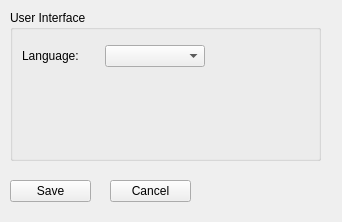
The window that src/Widgets/settings.ui (Open-Transactions/Moneychanger) describes before a commit, drawn with Qt 5.
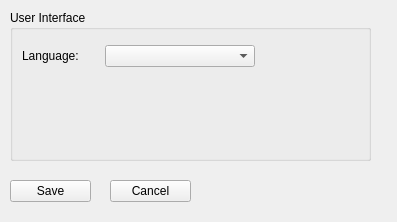
The same window after the commit.

Commit message: Show native language name in combobox instead English short form.

```diff
--- a/src/Widgets/settings.ui
+++ b/src/Widgets/settings.ui
@@ -6,7 +6,7 @@
    <rect>
     <x>0</x>
     <y>0</y>
-    <width>342</width>
+    <width>397</width>
     <height>222</height>
    </rect>
   </property>
@@ -18,7 +18,7 @@
     <rect>
      <x>10</x>
      <y>10</y>
-     <width>311</width>
+     <width>361</width>
      <height>151</height>
     </rect>
    </property>
@@ -53,7 +53,7 @@
      <widget class="QComboBox" name="comboBoxLanguage">
       <property name="minimumSize">
        <size>
-        <width>100</width>
+        <width>150</width>
         <height>0</height>
        </size>
       </property>
```
The commit also changes 1 other file.
